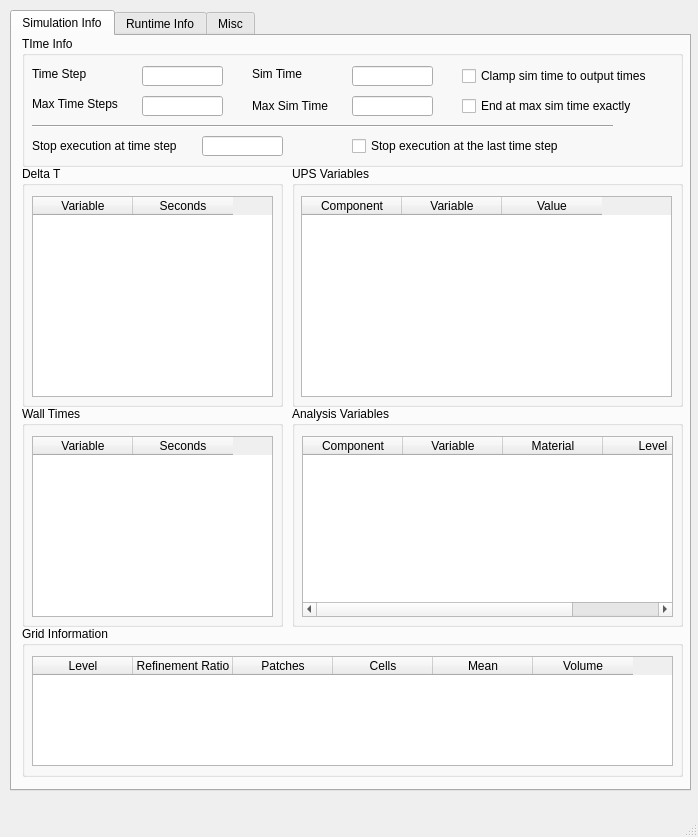
This is src/VisIt/libsim/uintah.ui in Uintah/Uintah as Qt 5 draws it before an edit. The edited form follows.
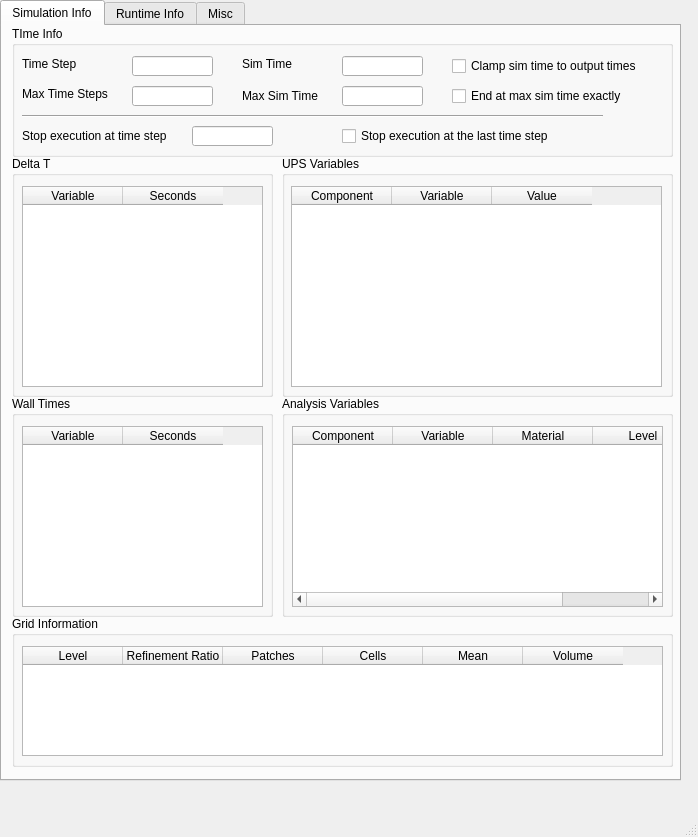
This is the edited form.

What changed in the file:
```diff
--- a/src/VisIt/libsim/uintah.ui
+++ b/src/VisIt/libsim/uintah.ui
@@ -17,8 +17,8 @@
    <widget class="QTabWidget" name="tabWidget">
     <property name="geometry">
      <rect>
-      <x>10</x>
-      <y>10</y>
+      <x>0</x>
+      <y>0</y>
       <width>681</width>
       <height>781</height>
      </rect>
```
